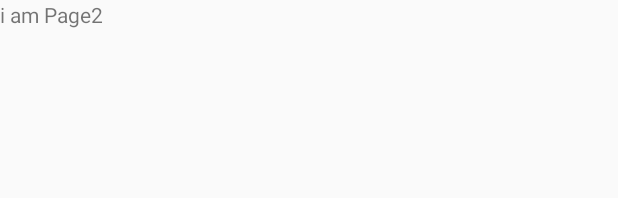
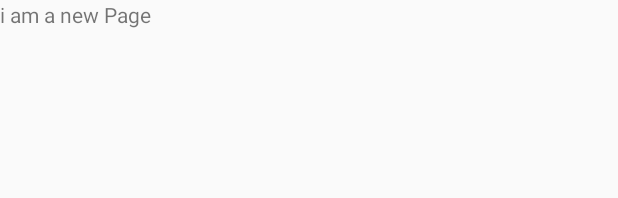
Before and after one commit to freedom1040425/iiiAndroid003, an Android app: the layout activity_page2.xml on its own in the app's theme, with its tools: preview values and no code run, on a phone screen of 412 x 824 dp. Shown: the top 198 px of the screen. Run offline under Robolectric (Android 15) with nearby library versions, the phone set to English and light mode, and no system bars.

Commit message:
life cycle

```diff
--- a/app/src/main/res/layout/activity_page2.xml
+++ b/app/src/main/res/layout/activity_page2.xml
@@ -10,7 +10,7 @@
     <TextView
         android:layout_width="match_parent"
         android:layout_height="match_parent"
-        android:text="i am Page2"/>
+        android:text="i am a new Page"/>
 
 
 </LinearLayout>
```
